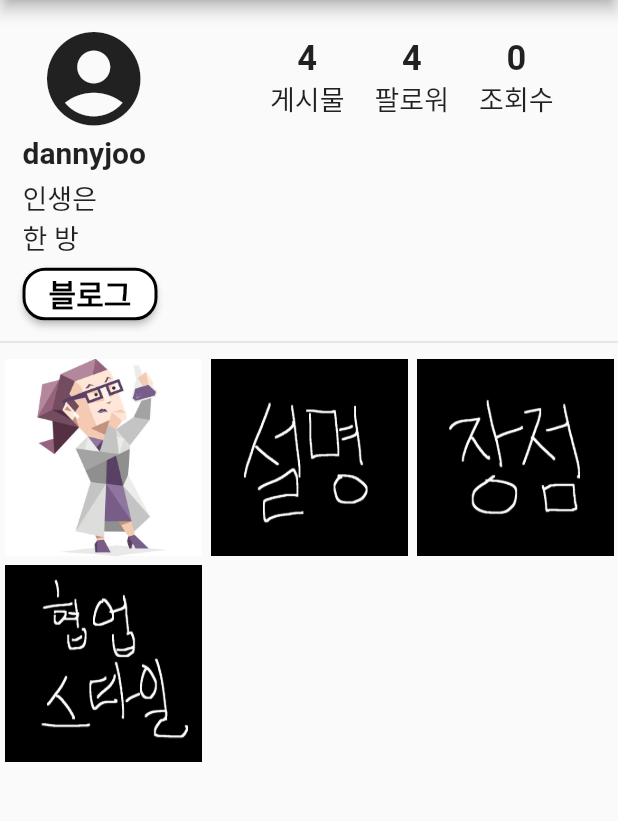
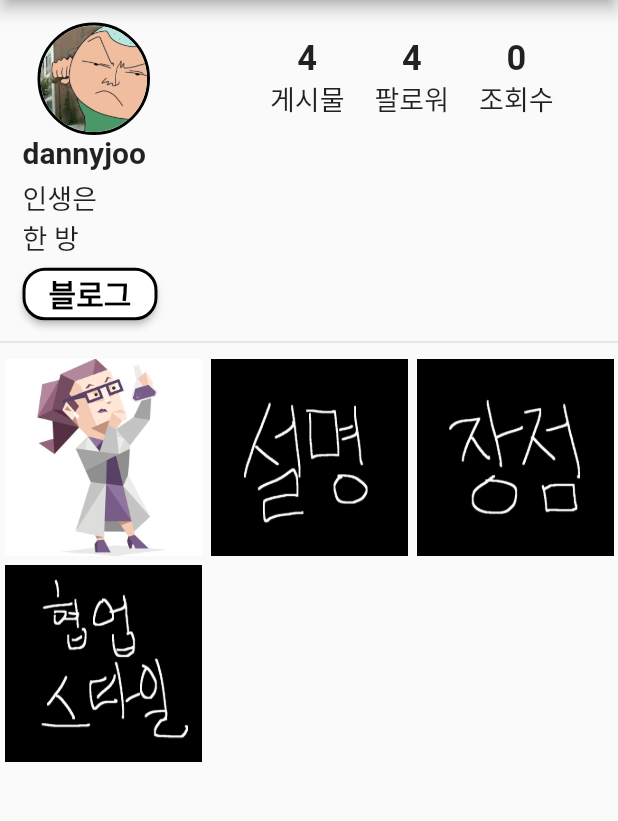
Before and after one commit to dannyjoo7/miniproject, a Flutter app: the IntroducePage screen opened directly, on a phone screen of 412 x 824 dp, the part 84-905 px from its top. Run offline on Flutter 3.47's test engine with Material 2 defaults, Android fonts, the phone set to English and light mode, and no system bars; our stand-ins replace shared_preferences, webview_flutter; accounts and stored records are empty; Roboto replaces fonts that are missing (GES).

Commit message:
FEAT: introducepage 프사 기능 추가

```diff
--- a/lib/introduce_page/introduce_page.dart
+++ b/lib/introduce_page/introduce_page.dart
@@ -57,9 +57,22 @@ class IntroducePage extends StatelessWidget {
                 // 개인 페이지 아이콘
                 Padding(
                   padding: const EdgeInsets.only(left: 25),
-                  child: Icon(
-                    Icons.account_circle,
-                    size: 75,
+                  child: Container(
+                    width: 75,
+                    height: 75,
+                    decoration: BoxDecoration(
+                      shape: BoxShape.circle,
+                      border: Border.all(
+                        color: Colors.black, // 테두리 색상
+                        width: 2.0, // 테두리 두께
+                      ),
+                    ),
+                    child: ClipOval(
+                      child: Image.asset(
+                        'assets/images/${user.id}.png', // 이미지 파일 경로
+                        fit: BoxFit.cover,
+                      ),
+                    ),
                   ),
                 ),
                 SizedBox(
```
